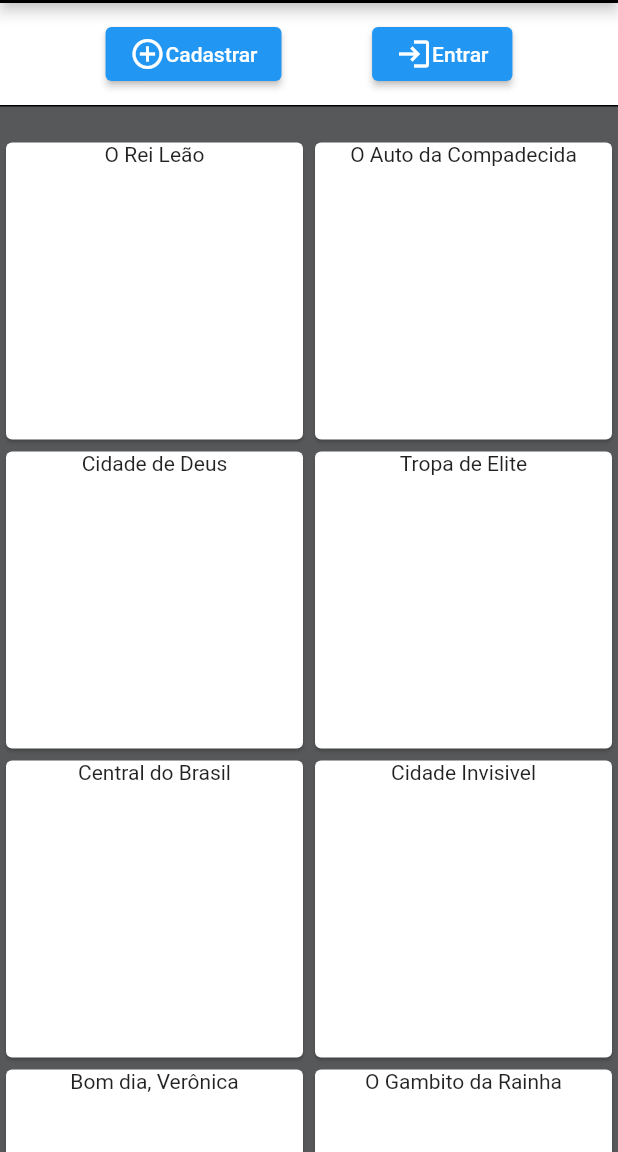
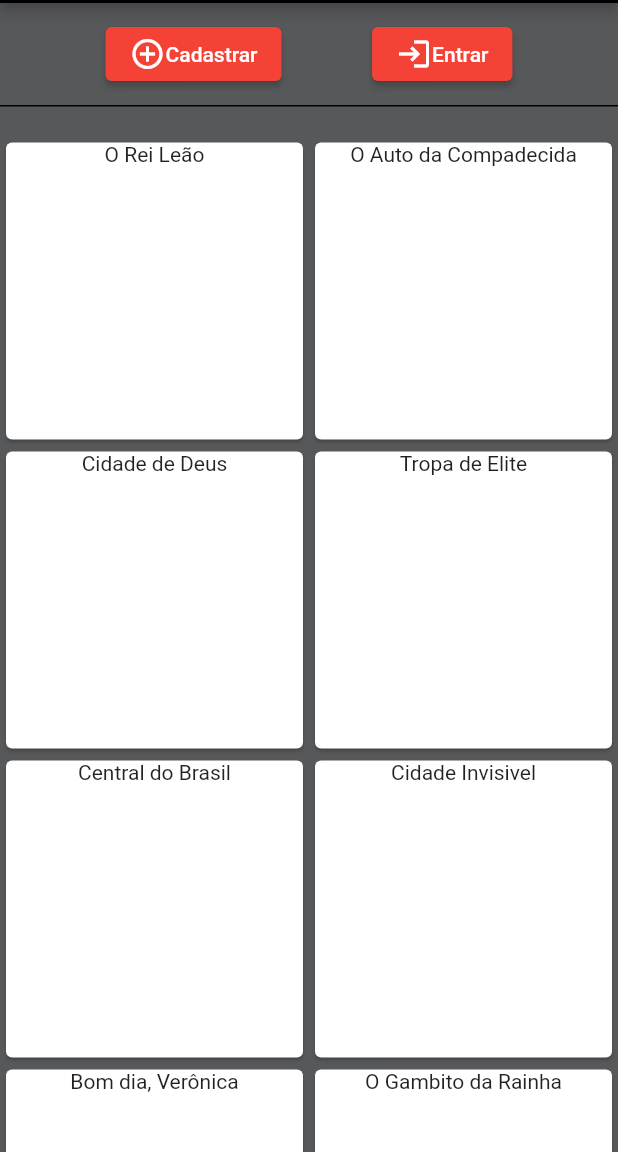
Before and after one commit to intDanoninho/LeandroFlix, a Flutter app: the screen it shows after launch, after a tap on "Seguir sem logar", on a phone screen of 412 x 824 dp, the part 84-1236 px from its top. Run offline on Flutter 3.47's test engine with Material 2 defaults, Android fonts, the phone set to English and light mode, and no system bars; our stand-ins replace quickalert, sqflite; accounts and stored records are empty.

Commit message:
pequena mudança no db e na barra superior

```diff
--- a/catalogo/lib/catalogo.dart
+++ b/catalogo/lib/catalogo.dart
@@ -260,11 +260,13 @@ class _CatalogoState extends State<Catalogo> {
   Widget barraSuperior() {
     if (widget.user.id == -1) {
       return Container(
+        color: const Color(0xFF57585a),
         padding: const EdgeInsets.all(10.0),
         child: Row(
           mainAxisAlignment: MainAxisAlignment.spaceEvenly,
           children: [
             ElevatedButton(
+              style: ButtonStyle(backgroundColor: MaterialStateProperty.all<Color>(Colors.red)),
               onPressed: () {
                 Navigator.push(
                   context,
@@ -277,6 +279,7 @@ class _CatalogoState extends State<Catalogo> {
               ]),
             ),
             ElevatedButton(
+              style: ButtonStyle(backgroundColor: MaterialStateProperty.all<Color>(Colors.red)),
               onPressed: () {
                 Navigator.pop(context);
               },
@@ -291,10 +294,12 @@ class _CatalogoState extends State<Catalogo> {
     } else {
       return Container(
         padding: const EdgeInsets.all(10.0),
+        color: const Color(0xFF57585a),
         child: Row(
           mainAxisAlignment: MainAxisAlignment.spaceEvenly,
           children: [
             ElevatedButton(
+                style: ButtonStyle(backgroundColor: MaterialStateProperty.all<Color>(Colors.red)),
                 onPressed: () {
                   Navigator.push(
                     context,
@@ -310,6 +315,7 @@ class _CatalogoState extends State<Catalogo> {
                 )),
             const Padding(padding: EdgeInsets.all(10.0)),
             ElevatedButton(
+              style: ButtonStyle(backgroundColor: MaterialStateProperty.all<Color>(Colors.red)),
               onPressed: () {
                 Navigator.pop(context);
               },
--- a/catalogo/lib/database.dart
+++ b/catalogo/lib/database.dart
@@ -21,11 +21,11 @@ class DatabaseHelper {
     String databasesPath = await getDatabasesPath();
     String path = join(databasesPath, 'mydatabase.db');
 
-    // Delete old database (if exists)
-    await deleteDatabase(path);
 
-    // Open/create the database at a given path
-    Database database = await openDatabase(
+    bool databaseExists = await databaseFactory.databaseExists(path);
+    if (!databaseExists) {
+      // Se o banco de dados não existir, crie-o e realize as operações de criação das tabelas
+      _db = await openDatabase(
         path,
         version: 1,
         onCreate: (Database db, int version) async {
@@ -70,7 +70,11 @@ class DatabaseHelper {
             )''');
         },
       );
+    } else {
+      // Se o banco de dados já existir, abra-o
+      _db = await openDatabase(path, version: 1);
+    }
 
-    return database;
+    return _db!;
   }
 }
```
Lines whose indentation alone changed are shown as unchanged.
